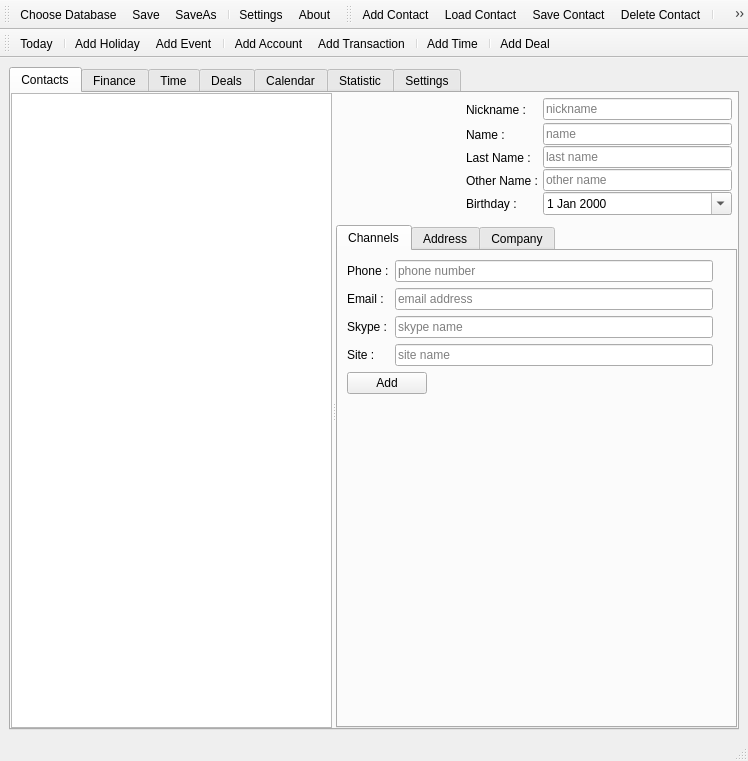
Qt form trunk/Organizer/OrganizerView.ui (konradlst/Organizer) before a commit.
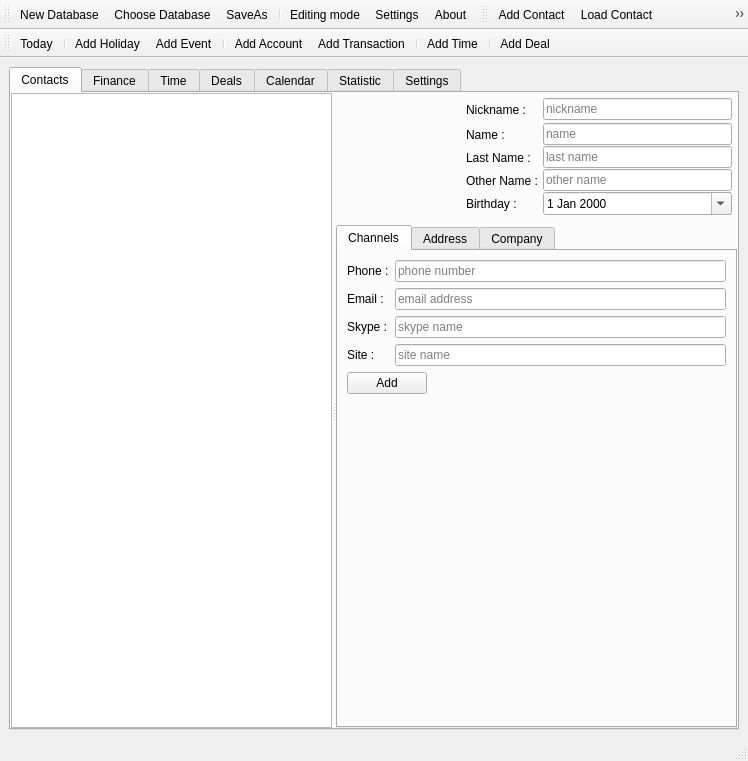
The same form after that commit. The open tabs and pages were chosen to show the change. Icons and pictures are not drawn. Custom widgets are drawn as their Qt base class.

Commit message: [FEATURE] : add open\save dialogs for actions

What changed in the file:
```diff
--- a/trunk/Organizer/OrganizerView.ui
+++ b/trunk/Organizer/OrganizerView.ui
@@ -193,7 +193,7 @@
              </property>
              <property name="icon">
               <iconset resource="res.qrc">
-               <normaloff>:/editContact</normaloff>:/editContact</iconset>
+               <normaloff>:/editingMode</normaloff>:/editingMode</iconset>
              </property>
              <property name="flat">
               <bool>true</bool>
@@ -241,19 +241,36 @@
             <attribute name="title">
              <string>Channels</string>
             </attribute>
-            <layout class="QGridLayout" name="gridLayout_2">
-             <item row="5" column="0" colspan="3">
-              <spacer name="vSpacerChannels">
-               <property name="orientation">
-                <enum>Qt::Vertical</enum>
+            <layout class="QFormLayout" name="formLayout_3">
+             <property name="fieldGrowthPolicy">
+              <enum>QFormLayout::AllNonFixedFieldsGrow</enum>
+             </property>
+             <item row="0" column="0">
+              <widget class="QLabel" name="lbPhone">
+               <property name="text">
+                <string>Phone :</string>
                </property>
-               <property name="sizeHint" stdset="0">
-                <size>
-                 <width>20</width>
-                 <height>40</height>
-                </size>
+               <property name="alignment">
+                <set>Qt::AlignLeading|Qt::AlignLeft|Qt::AlignVCenter</set>
                </property>
-              </spacer>
+              </widget>
+             </item>
+             <item row="0" column="1">
+              <widget class="QLineEdit" name="lePhone">
+               <property name="placeholderText">
+                <string>phone number</string>
+               </property>
+              </widget>
+             </item>
+             <item row="1" column="0">
+              <widget class="QLabel" name="lbEmail">
+               <property name="text">
+                <string>Email :</string>
+               </property>
+               <property name="alignment">
+                <set>Qt::AlignLeading|Qt::AlignLeft|Qt::AlignVCenter</set>
+               </property>
+              </widget>
              </item>
              <item row="1" column="1">
               <widget class="QLineEdit" name="leEmail">
@@ -262,16 +279,6 @@
                </property>
               </widget>
              </item>
-             <item row="1" column="2">
-              <widget class="QLabel" name="lblEditEmail">
-               <property name="text">
-                <string/>
-               </property>
-               <property name="pixmap">
-                <pixmap resource="res.qrc">:/editContact</pixmap>
-               </property>
-              </widget>
-             </item>
              <item row="2" column="0">
               <widget class="QLabel" name="lbSkype">
                <property name="text">
@@ -282,20 +289,10 @@
                </property>
               </widget>
              </item>
-             <item row="2" column="2">
-              <widget class="QLabel" name="lblEditSkype">
-               <property name="text">
-                <string/>
-               </property>
-               <property name="pixmap">
-                <pixmap resource="res.qrc">:/editContact</pixmap>
-               </property>
-              </widget>
-             </item>
-             <item row="0" column="1">
-              <widget class="QLineEdit" name="lePhone">
+             <item row="2" column="1">
+              <widget class="QLineEdit" name="leSkype">
                <property name="placeholderText">
-                <string>phone number</string>
+                <string>skype name</string>
                </property>
               </widget>
              </item>
@@ -309,7 +306,14 @@
                </property>
               </widget>
              </item>
-             <item row="4" column="0" colspan="3">
+             <item row="3" column="1">
+              <widget class="QLineEdit" name="leSite">
+               <property name="placeholderText">
+                <string>site name</string>
+               </property>
+              </widget>
+             </item>
+             <item row="4" column="0" colspan="2">
               <widget class="QPushButton" name="pbAddChannels">
                <property name="minimumSize">
                 <size>
@@ -332,60 +336,6 @@
                </property>
               </widget>
              </item>
-             <item row="1" column="0">
-              <widget class="QLabel" name="lbEmail">
-               <property name="text">
-                <string>Email :</string>
-               </property>
-               <property name="alignment">
-                <set>Qt::AlignLeading|Qt::AlignLeft|Qt::AlignVCenter</set>
-               </property>
-              </widget>
-             </item>
-             <item row="0" column="2">
-              <widget class="QLabel" name="lblEditPhone">
-               <property name="text">
-                <string/>
-               </property>
-               <property name="pixmap">
-                <pixmap resource="res.qrc">:/editContact</pixmap>
-               </property>
-              </widget>
-             </item>
-             <item row="3" column="2">
-              <widget class="QLabel" name="lblEditSite">
-               <property name="text">
-                <string/>
-               </property>
-               <property name="pixmap">
-                <pixmap resource="res.qrc">:/editContact</pixmap>
-               </property>
-              </widget>
-             </item>
-             <item row="3" column="1">
-              <widget class="QLineEdit" name="leSite">
-               <property name="placeholderText">
-                <string>site name</string>
-               </property>
-              </widget>
-             </item>
-             <item row="0" column="0">
-              <widget class="QLabel" name="lbPhone">
-               <property name="text">
-                <string>Phone :</string>
-               </property>
-               <property name="alignment">
-                <set>Qt::AlignLeading|Qt::AlignLeft|Qt::AlignVCenter</set>
-               </property>
-              </widget>
-             </item>
-             <item row="2" column="1">
-              <widget class="QLineEdit" name="leSkype">
-               <property name="placeholderText">
-                <string>skype name</string>
-               </property>
-              </widget>
-             </item>
             </layout>
            </widget>
            <widget class="QWidget" name="tabAddress">
@@ -2789,10 +2739,11 @@
    <attribute name="toolBarBreak">
     <bool>false</bool>
    </attribute>
-   <addaction name="actionChooseDatabase"/>
-   <addaction name="actionSave"/>
+   <addaction name="actionNew_Database"/>
+   <addaction name="actionChoose_Database"/>
    <addaction name="actionSaveAs"/>
    <addaction name="separator"/>
+   <addaction name="actionEditingMode"/>
    <addaction name="actionSettings"/>
    <addaction name="actionAbout"/>
   </widget>
@@ -2810,8 +2761,6 @@
    <addaction name="actionLoad_Contact"/>
    <addaction name="actionSave_Contact"/>
    <addaction name="actionDelete_Contact"/>
-   <addaction name="separator"/>
-   <addaction name="actionEdit_Contact"/>
   </widget>
   <widget class="QToolBar" name="commonToolBar">
    <property name="windowTitle">
@@ -2835,7 +2784,19 @@
    <addaction name="separator"/>
    <addaction name="actionAdd_Deal"/>
   </widget>
-  <action name="actionChooseDatabase">
+  <action name="actionNew_Database">
+   <property name="icon">
+    <iconset resource="res.qrc">
+     <normaloff>:/newContactList</normaloff>:/newContactList</iconset>
+   </property>
+   <property name="text">
+    <string>New Database</string>
+   </property>
+   <property name="toolTip">
+    <string>New Database</string>
+   </property>
+  </action>
+  <action name="actionChoose_Database">
    <property name="icon">
     <iconset resource="res.qrc">
      <normaloff>:/loadContactList</normaloff>:/loadContactList</iconset>
@@ -2847,18 +2808,6 @@
     <string>Choose Database</string>
    </property>
   </action>
-  <action name="actionSave">
-   <property name="icon">
-    <iconset resource="res.qrc">
-     <normaloff>:/save</normaloff>:/save</iconset>
-   </property>
-   <property name="text">
-    <string>Save</string>
-   </property>
-   <property name="toolTip">
-    <string>Save</string>
-   </property>
-  </action>
   <action name="actionSaveAs">
    <property name="icon">
     <iconset resource="res.qrc">
@@ -2919,16 +2868,16 @@
     <string>Delete Contact</string>
    </property>
   </action>
-  <action name="actionEdit_Contact">
+  <action name="actionEditingMode">
    <property name="icon">
     <iconset resource="res.qrc">
-     <normaloff>:/editContact</normaloff>:/editContact</iconset>
+     <normaloff>:/editingMode</normaloff>:/editingMode</iconset>
    </property>
    <property name="text">
-    <string>Edit Contact</string>
+    <string>Editing mode</string>
    </property>
    <property name="toolTip">
-    <string>Edit Contact</string>
+    <string>Editing mode</string>
    </property>
   </action>
   <action name="actionAbout">
```
The commit also changes 3 other files.
